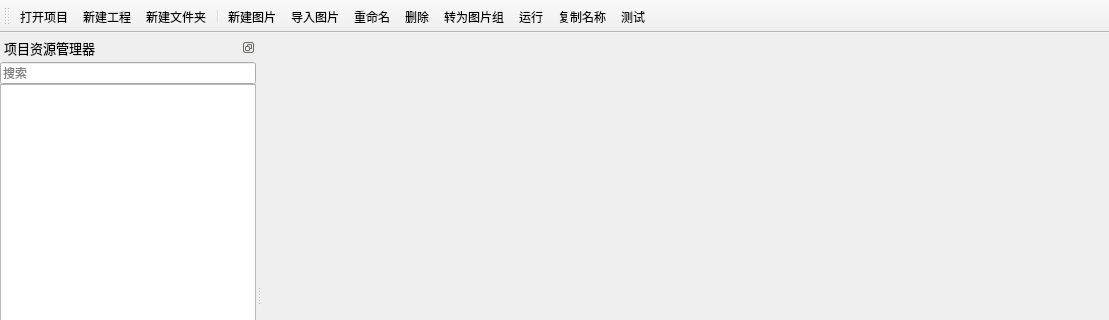
First picture: the form in BmpManager/mainwindow.ui, repository luckyPtr/BitmapStudio, before the edit; both pictures show x 0 to 1109 and y 0 to 320 of the 1109 by 579 pixel window.
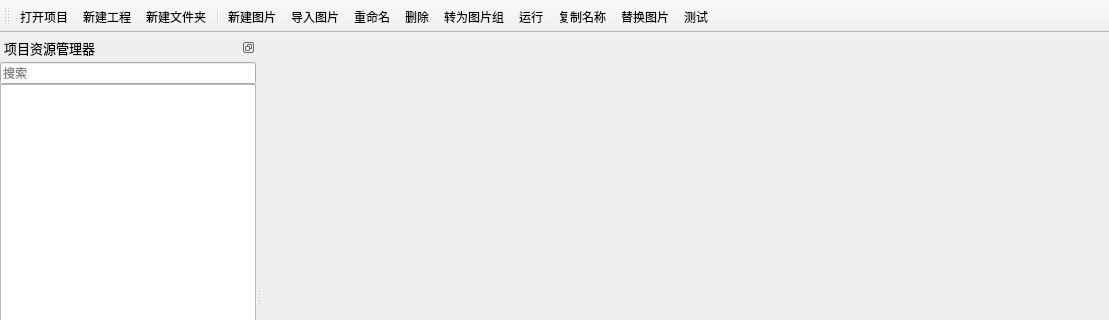
Second picture: the form after the edit. Icons and pictures are not drawn. Custom widgets are drawn as their Qt base class.

Commit message: 新增图片替换功能

What changed in the file:
```diff
--- a/BmpManager/mainwindow.ui
+++ b/BmpManager/mainwindow.ui
@@ -314,6 +314,7 @@
    <addaction name="actGrpImgTransform"/>
    <addaction name="actRun"/>
    <addaction name="actCopyName"/>
+   <addaction name="actReplaceImage"/>
    <addaction name="actTest"/>
   </widget>
   <action name="actOpenProject">
@@ -435,6 +436,15 @@
     <string>复制名称</string>
    </property>
   </action>
+  <action name="actReplaceImage">
+   <property name="icon">
+    <iconset resource="Img.qrc">
+     <normaloff>:/Image/Toolbar/Replace.svg</normaloff>:/Image/Toolbar/Replace.svg</iconset>
+   </property>
+   <property name="text">
+    <string>替换图片</string>
+   </property>
+  </action>
  </widget>
  <customwidgets>
   <customwidget>
```
Left out of the diff: 2 changed lines with no effect on the pictures. The commit also changes 7 other files.
